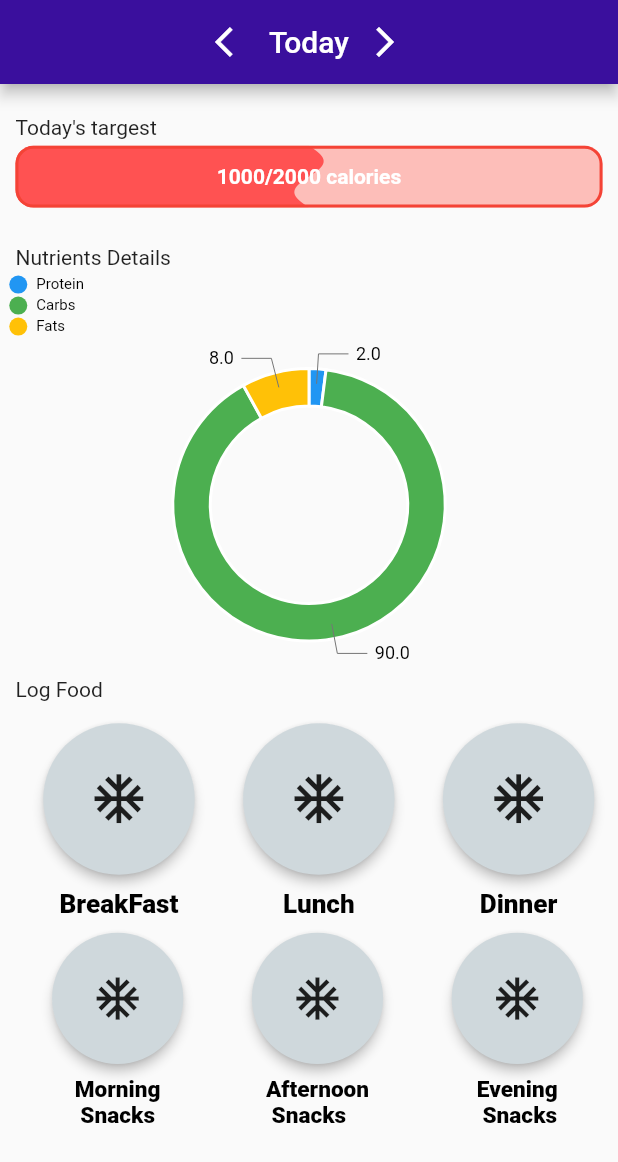
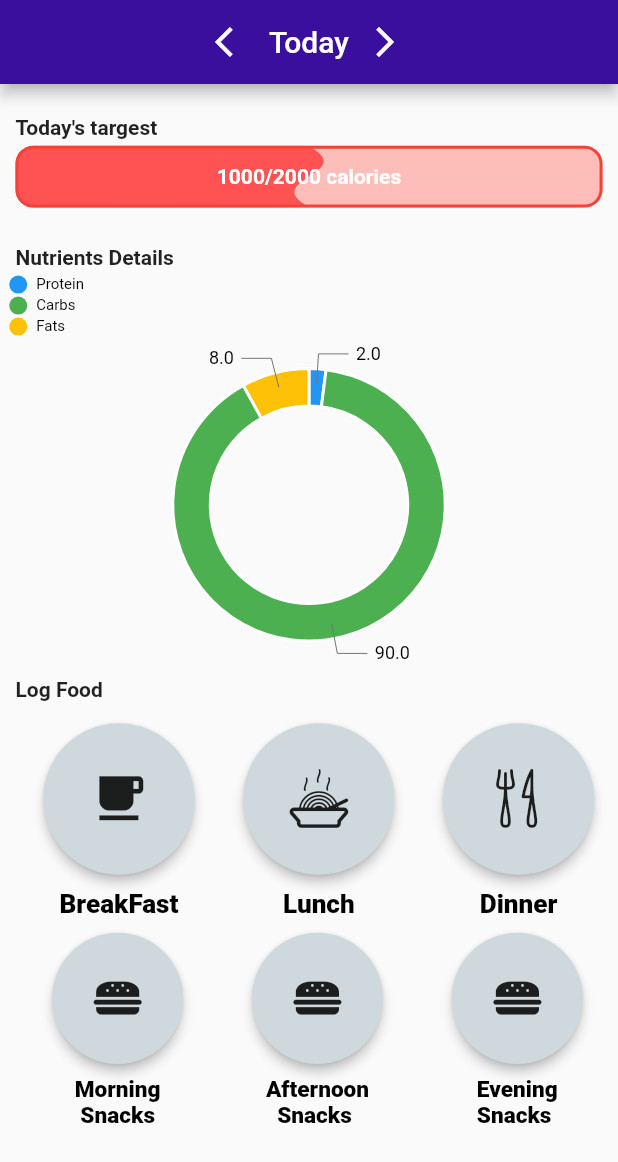
Before and after one commit to YasinGujjar/real_bodies, a Flutter app: the screen it shows after launch, on a phone screen of 412 x 824 dp. Shown: the top 1162 px of the screen. Run offline on Flutter 3.47's test engine with Material 2 defaults, Android fonts, the phone set to English and light mode, and no system bars; drawn by our look-alikes of liquid_progress_indicator; our stand-ins replace charts_flutter, flutter_swiper; Roboto replaces fonts that are missing (Georgia).

Commit message:
Food diary

```diff
--- a/lib/pages/food_diary_today.dart
+++ b/lib/pages/food_diary_today.dart
@@ -3,6 +3,7 @@
 import 'package:flutter/material.dart';
 import 'package:real_bodies/models/chart_data.dart';
 import 'package:real_bodies/pages/exercise.dart';
+import 'package:real_bodies/theme/my_flutter_app_icons.dart';
 //import 'package:real_bodies/models/chart_data.dart';
 import 'package:real_bodies/theme/palette.dart';
 import 'package:liquid_progress_indicator/liquid_progress_indicator.dart' as LiquidIndicator;
@@ -158,7 +159,9 @@ class _FoodDiaryTodayState extends State<FoodDiaryToday> {
                 width: width * 0.95,
                   child: Align(
                 alignment: Alignment.centerLeft,
-                  child: Text("Today's targest ")),),
+                  child: Text("Today's targest",style: TextStyle(
+                    fontWeight: FontWeight.bold,
+                  ),)),),
               Container(height: height * 0.05,
               width: width * 0.95,
               child: LiquidIndicator.LiquidLinearProgressIndicator(
@@ -180,7 +183,9 @@ class _FoodDiaryTodayState extends State<FoodDiaryToday> {
           width: width * 0.95,
           child: Align(
               alignment: Alignment.centerLeft,
-              child: Text("Nutrients Details")),),
+              child: Text("Nutrients Details",style: TextStyle(
+                fontWeight: FontWeight.bold,
+              ),)),),
         Container(
           height: height * 0.32,
           width: width * 0.97,
@@ -219,7 +224,9 @@ class _FoodDiaryTodayState extends State<FoodDiaryToday> {
           width: width * 0.95,
           child: Align(
               alignment: Alignment.centerLeft,
-              child: Text("Log Food")),),
+              child: Text("Log Food",style: TextStyle(
+                fontWeight: FontWeight.bold,
+              ),)),),
         Container(
           height: height * 0.35,
           width: width * 0.97,
@@ -238,20 +245,20 @@ class _FoodDiaryTodayState extends State<FoodDiaryToday> {
                     Expanded(
                       child: FittedBox(
                         fit: BoxFit.contain,
-                        child: CategoryItem(name: 'BreakFast',icon: Icons.ac_unit, color: Colors.black, elevation: 3.0,onPressed: ()=>{
+                        child: CategoryItem(name: 'BreakFast',icon: MyFlutterApp.free_breakfast, color: Colors.black, elevation: 3.0,onPressed: ()=>{
                         }, )
                       ),
                     ),
                     Expanded(
                       child: FittedBox(
                           fit: BoxFit.contain,
-                          child: CategoryItem(name: 'Lunch',icon: Icons.ac_unit, color: Colors.black, elevation: 3.0, )
+                          child: CategoryItem(name: 'Lunch',icon: MyFlutterApp.food, color: Colors.black, elevation: 3.0, )
                       ),
                     ),
                     Expanded(
                       child: FittedBox(
                           fit: BoxFit.contain,
-                          child: CategoryItem(name: 'Dinner',icon: Icons.ac_unit, color: Colors.black, elevation: 3.0, )
+                          child: CategoryItem(name: 'Dinner',icon: MyFlutterApp.dinner, color: Colors.black, elevation: 3.0, )
                       ),
                     ),
                   ],
@@ -264,19 +271,19 @@ class _FoodDiaryTodayState extends State<FoodDiaryToday> {
                     Expanded(
                       child: FittedBox(
                           fit: BoxFit.contain,
-                          child: CategoryItem(name: 'Morning\n Snacks',icon: Icons.ac_unit, color: Colors.black, elevation: 3.0, )
+                          child: CategoryItem(name: 'Morning\n Snacks',icon: MyFlutterApp.fast_food, color: Colors.black, elevation: 3.0, )
                       ),
                     ),
                     Expanded(
                       child: FittedBox(
                           fit: BoxFit.contain,
-                          child: CategoryItem(name: 'Afternoon\n Snacks',icon: Icons.ac_unit, color: Colors.black, elevation: 3.0, )
+                          child: CategoryItem(name: 'Afternoon\n  Snacks',icon: MyFlutterApp.fast_food, color: Colors.black, elevation: 3.0, )
                       ),
                     ),
                     Expanded(
                       child: FittedBox(
                           fit: BoxFit.contain,
-                          child: CategoryItem(name: 'Evening\n Snacks',icon: Icons.ac_unit, color: Colors.black, elevation: 3.0, )
+                          child: CategoryItem(name: 'Evening\nSnacks',icon: MyFlutterApp.fast_food, color: Colors.black, elevation: 3.0, )
                       ),
                     ),
 
```
